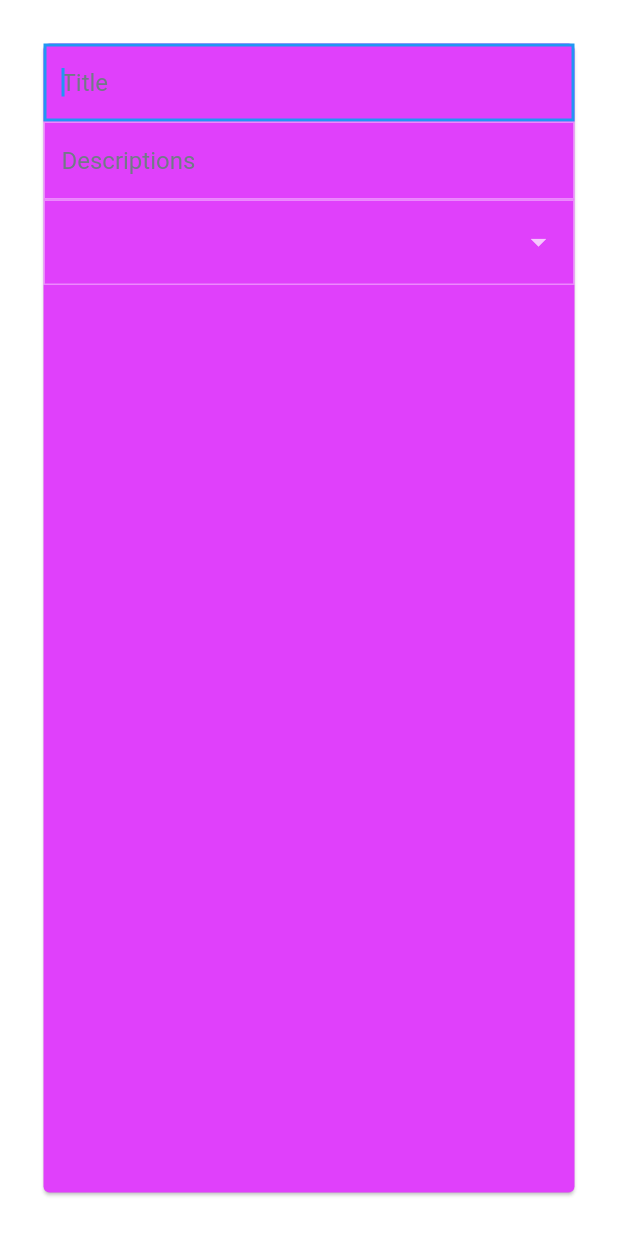
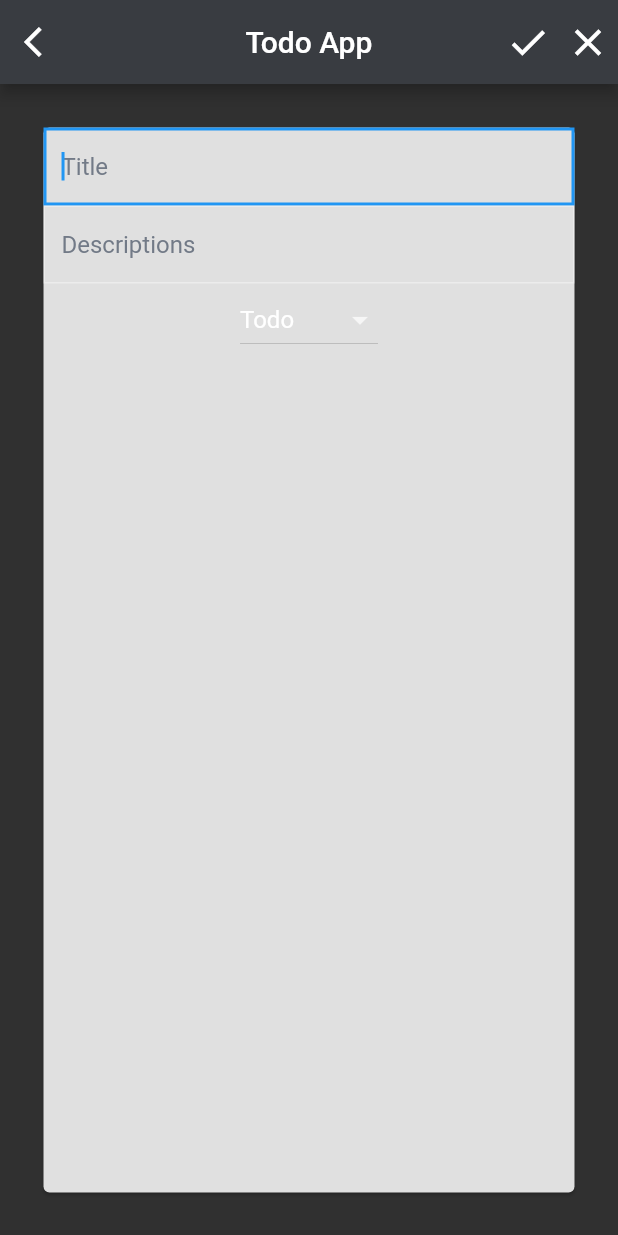
Before and after one commit to ZmanElete/todo, a Flutter app: the OrganizationPage screen opened by its route, after a tap on the "add" icon, on a phone screen of 412 x 824 dp. Run offline on Flutter 3.47's test engine with Material 2 defaults, Android fonts, the phone set to English and light mode, and no system bars; our stand-ins replace get_it, hive; accounts and stored records are empty; statements that could not run were skipped.

```diff
--- a/lib/models/status.dart
+++ b/lib/models/status.dart
@@ -6,11 +6,11 @@ import 'package:hive/hive.dart';
 part 'status.g.dart';
 
 enum StatusType {
-  done,
-  todo,
-  reminder,
-  onHold,
-  doing,
+  Todo,
+  Done,
+  Reminder,
+  On_Hold,
+  Doing,
 }
 
 @HiveType()
@@ -28,23 +28,23 @@ class Status {
     _setColor();
   }
   Status.done() {
-    _status = StatusType.done;
+    _status = StatusType.Done;
     _setColor();
   }
   Status.todo() {
-    _status = StatusType.todo;
+    _status = StatusType.Todo;
     _setColor();
   }
   Status.reminder() {
-    _status = StatusType.reminder;
+    _status = StatusType.Reminder;
     _setColor();
   }
   Status.onHold() {
-    _status = StatusType.onHold;
+    _status = StatusType.On_Hold;
     _setColor();
   }
   Status.doing() {
-    _status = StatusType.doing;
+    _status = StatusType.Doing;
     _setColor();
   }
 
@@ -63,20 +63,20 @@ class Status {
 
   void _setColor() {
     switch (_status) {
-      case StatusType.done:
-        _color = Colors.white;
+      case StatusType.Done:
+        _color = Colors.greenAccent[200];
         break;
-      case StatusType.todo:
-        _color = Colors.purpleAccent[200];
+      case StatusType.Todo:
+        _color = Colors.grey[300];
         break;
-      case StatusType.reminder:
-        _color = Colors.blueAccent[250];
+      case StatusType.Reminder:
+        _color = Colors.yellowAccent[100];
         break;
-      case StatusType.onHold:
-        _color = Colors.yellowAccent[200];
+      case StatusType.On_Hold:
+        _color = Colors.orangeAccent[200];
         break;
-      case StatusType.doing:
-        _color = Colors.greenAccent[200];
+      case StatusType.Doing:
+        _color = Colors.blueAccent[200];
         break;
       default:
         _color = Colors.redAccent[200];
--- a/lib/models/todo.dart
+++ b/lib/models/todo.dart
@@ -19,6 +19,13 @@ class Todo extends HiveObject{
   @HiveField(3)
   String type;
 
+  Todo({status: Status, title: String, description: String, type: String}){
+    this.status = status ??= Status.todo();
+    this.title = title ??= '';
+    this.description = description ??= '';
+    this.type = type ??= '';
+  }
+
   Todo clone(){
     return Todo()
       ..title       = this.title
--- a/lib/pages/add.dart
+++ b/lib/pages/add.dart
@@ -1,4 +1,5 @@
 import 'package:flutter/material.dart';
+import 'package:todo/widgets/app_page.dart';
 
 import '../managers/todo_manager.dart';
 import '../models/status.dart';
@@ -15,49 +16,113 @@ class AddPage extends StatefulWidget {
 }
 
 class _AddAddState extends State<AddPage> {
-  final formKey = GlobalKey<FormState>();
   List<Todo> todos = sl.get<TodoManager>().todos;
   Status status = Status.todo();
+  final titleController = TextEditingController();
+  final descriptionController = TextEditingController();
+
+  @override
+  void dispose() {
+    titleController.dispose();
+    super.dispose();
+  }
 
   @override
   Widget build(BuildContext context) {
-    Todo todo = widget.todo != null ? widget.todo : Todo();
-    return Container(
-      padding: EdgeInsets.symmetric(horizontal: 25, vertical: 25),
-      child: Card(
-        color: status.color,
-        child: Form(
-          key: formKey,
+    return AppPage(
+      poppable: true,
+      customActions: _buildCustomActions(),
+      body: Container(
+        padding: EdgeInsets.symmetric(horizontal: 25, vertical: 25),
+        child: Card(
+          color: status.color,
           child: Column(
             children: <Widget>[
-              TextFormField(
+              TextField(
                 autofocus: true,
                 decoration: InputDecoration(
                   hintText: "Title",
                 ),
-                readOnly: false,
+                controller: titleController,
               ),
-              TextFormField(
+              TextField(
                 decoration: InputDecoration(hintText: "Descriptions"),
-                readOnly: false,
+                controller: descriptionController,
               ),
-              DropdownButtonFormField(
-                value: status.statusType.toString(),
-                items: StatusType.values.map((StatusType statusType) {
-                  return DropdownMenuItem<StatusType>(
-                    value: statusType,
-                    child: Text(statusType.toString()),
-                  );
-                }).toList(),
-                onChanged: (newStatus) {
-                  status = Status(status: newStatus);
-                  setState(() {});
-                },
-              ),
+              _buildDropDownButton(),
             ],
           ),
         ),
       ),
     );
   }
+
+  List<Widget> _buildCustomActions(){
+    return <Widget>[
+      GestureDetector(
+        onTap: _saveTodo,
+        child: Padding(
+          padding: EdgeInsets.all(5),
+          child: Icon(
+            Icons.check,
+            size: 30,
+          )
+        )
+      ),
+      GestureDetector(
+        onTap: _deleteTodo,
+        child: Padding(
+          padding: EdgeInsets.all(5),
+          child: Icon(
+            Icons.close,
+            size: 30,
+          )
+        )
+      ),
+    ];
+  }
+
+  void _saveTodo(){
+    Todo todo = _getTodo();
+    if(widget.todo != null){
+      widget.todo.status = todo.status;
+      widget.todo.title = todo.title;
+      widget.todo.description = todo.description;
+    }
+    else{
+      todos.add(todo);
+    }
+    Navigator.pop(context);
+  }
+
+  void _deleteTodo(){
+    Todo todo = _getTodo();
+    if(todos.contains(todo)){
+      todos.remove(todo);
+    }
+    Navigator.pop(context);
+  }
+
+  Todo _getTodo(){
+    String title = titleController.text;
+    String description = descriptionController.text;
+    return Todo(status:status, title:title, description: description);
+  }
+
+  Widget _buildDropDownButton() {
+    return DropdownButton(
+      value: status.statusType,
+      items: StatusType.values.map((StatusType statusType) {
+        return DropdownMenuItem<StatusType>(
+          value: statusType,
+          child: Text(statusType.toString().split('.')[1].replaceAll('_', ' ')),
+        );
+      }).toList(),
+      onChanged: (newStatus) {
+        setState(() {
+          status = Status(status: newStatus);
+        });
+      },
+    );
+  }
 }
--- a/lib/pages/organize.dart
+++ b/lib/pages/organize.dart
@@ -51,8 +51,8 @@ class _AddOrganizationState extends State<OrganizationPage> {
   }
 
   void _addTodo() async {
-    dynamic newTodo = await Navigator.pushNamed(context, 'Add') ;
-    print("YOU SHALL NOT PASS");
+    await Navigator.pushNamed(context, 'Add') ;
+    // setState((){});
   }
 
   List<Widget> _getCards() {
--- a/pubspec.yaml
+++ b/pubspec.yaml
@@ -26,7 +26,7 @@ dependencies:
   cupertino_icons: ^0.1.2
   hive: ^1.1.1
   hive_flutter: ^0.2.1
-  path_provider: ^1.5.1
+  path_provider: ^1.4.2
 
 dev_dependencies:
   flutter_test:
```
